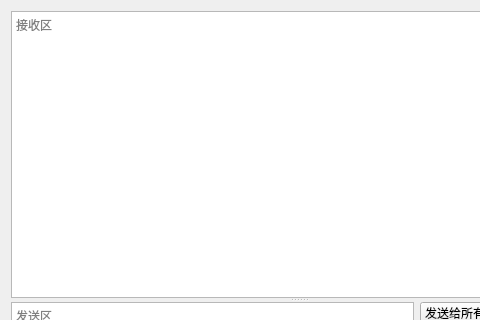
First picture: the form in components/TCPCom/tcpcom.ui, repository xutongxin1/WirelessMonitor, before the edit; both pictures show x 0 to 480 and y 0 to 320 of the 800 by 600 pixel window.
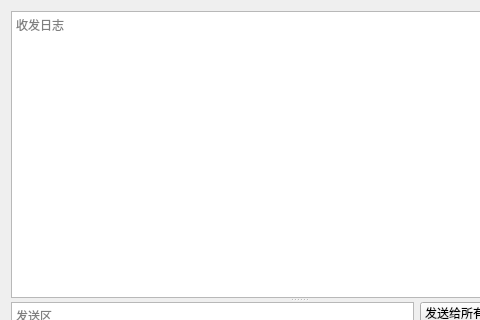
Second picture: the form after the edit. Custom widgets are drawn as their Qt base class.

The edit to the form file:
```diff
--- a/components/TCPCom/tcpcom.ui
+++ b/components/TCPCom/tcpcom.ui
@@ -46,7 +46,7 @@
            <bool>true</bool>
           </property>
           <property name="placeholderText">
-           <string>接收区</string>
+           <string>收发日志</string>
           </property>
          </widget>
          <widget class="QWidget" name="layoutWidget">
```
